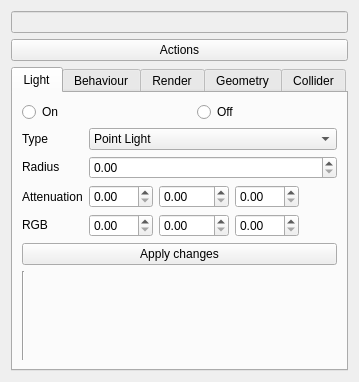
First picture: the form in code/editor/ui/worldobjectwidget.ui, repository Plaristote/fallout-equestria, before the edit.
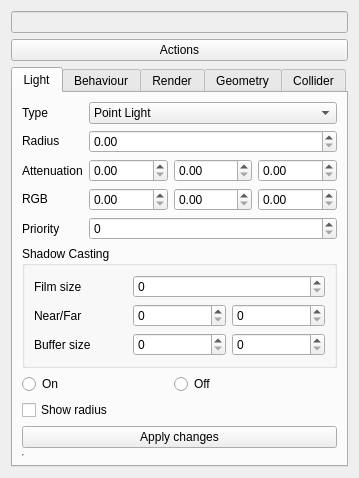
Second picture: the form after the edit. The open tabs and pages were chosen to show the change.

Commit message: + Light priority can now be set from the Level Editor + It is now posible to set shadow casters in the Level Editor + Fixed light type swapping in the Level Editor + Fixed light symbols not appearing in the Level Editor's render + Fixed potential infinite loop when compiling a light + Optimized light compilation process

Diff of the .ui file:
```diff
--- a/code/editor/ui/worldobjectwidget.ui
+++ b/code/editor/ui/worldobjectwidget.ui
@@ -7,7 +7,7 @@
     <x>0</x>
     <y>0</y>
     <width>359</width>
-    <height>382</height>
+    <height>434</height>
    </rect>
   </property>
   <property name="windowTitle">
@@ -37,41 +37,109 @@
    <item>
     <widget class="QTabWidget" name="tabWidget">
      <property name="currentIndex">
-      <number>0</number>
+      <number>3</number>
      </property>
      <widget class="QWidget" name="lightTab">
       <attribute name="title">
        <string>Light</string>
       </attribute>
       <layout class="QGridLayout" name="gridLayout_3">
-       <item row="2" column="0">
-        <widget class="QLabel" name="label_15">
-         <property name="maximumSize">
-          <size>
-           <width>16777215</width>
-           <height>20</height>
-          </size>
+       <item row="6" column="0" colspan="4">
+        <widget class="QGroupBox" name="shadowCasting">
+         <property name="title">
+          <string>Shadow Casting</string>
          </property>
-         <property name="text">
-          <string>Radius</string>
+         <layout class="QGridLayout" name="gridLayout_7">
+          <item row="2" column="1">
+           <widget class="QSpinBox" name="shadowNear">
+            <property name="maximum">
+             <number>9999</number>
+            </property>
+           </widget>
+          </item>
+          <item row="2" column="2">
+           <widget class="QSpinBox" name="shadowFar">
+            <property name="maximum">
+             <number>9999</number>
+            </property>
+           </widget>
+          </item>
+          <item row="0" column="1" colspan="2">
+           <widget class="QSpinBox" name="shadowFilmSize">
+            <property name="maximum">
+             <number>9999</number>
+            </property>
+            <property name="singleStep">
+             <number>1</number>
+            </property>
+           </widget>
+          </item>
+          <item row="0" column="0">
+           <widget class="QLabel" name="label_16">
+            <property name="text">
+             <string>Film size</string>
+            </property>
+           </widget>
+          </item>
+          <item row="2" column="0">
+           <widget class="QLabel" name="label_19">
+            <property name="text">
+             <string>Near/Far</string>
+            </property>
+           </widget>
+          </item>
+          <item row="3" column="0">
+           <widget class="QLabel" name="label_18">
+            <property name="text">
+             <string>Buffer size</string>
+            </property>
+           </widget>
+          </item>
+          <item row="3" column="1">
+           <widget class="QSpinBox" name="shadowBufferSizeX">
+            <property name="maximum">
+             <number>9999</number>
+            </property>
+            <property name="singleStep">
+             <number>256</number>
+            </property>
+           </widget>
+          </item>
+          <item row="3" column="2">
+           <widget class="QSpinBox" name="shadowBufferSizeY">
+            <property name="maximum">
+             <number>9999</number>
+            </property>
+            <property name="singleStep">
+             <number>256</number>
+            </property>
+           </widget>
+          </item>
+         </layout>
+        </widget>
+       </item>
+       <item row="3" column="1">
+        <widget class="QDoubleSpinBox" name="lightAttenuationA">
+         <property name="singleStep">
+          <double>0.010000000000000</double>
          </property>
         </widget>
        </item>
-       <item row="1" column="0">
-        <widget class="QLabel" name="label_13">
-         <property name="text">
-          <string>Type</string>
+       <item row="4" column="1">
+        <widget class="QDoubleSpinBox" name="lightColorR">
+         <property name="maximum">
+          <double>255.000000000000000</double>
          </property>
         </widget>
        </item>
-       <item row="2" column="1" colspan="5">
+       <item row="2" column="1" colspan="3">
         <widget class="QDoubleSpinBox" name="lightRadius">
          <property name="maximum">
           <double>500.000000000000000</double>
          </property>
         </widget>
        </item>
-       <item row="1" column="1" colspan="5">
+       <item row="1" column="1" colspan="3">
         <widget class="QComboBox" name="lightTypesList">
          <item>
           <property name="text">
@@ -95,37 +163,82 @@
          </item>
         </widget>
        </item>
-       <item row="0" column="0" colspan="3">
+       <item row="10" column="0">
+        <widget class="Line" name="line_2">
+         <property name="sizePolicy">
+          <sizepolicy hsizetype="Fixed" vsizetype="MinimumExpanding">
+           <horstretch>0</horstretch>
+           <verstretch>0</verstretch>
+          </sizepolicy>
+         </property>
+         <property name="orientation">
+          <enum>Qt::Vertical</enum>
+         </property>
+        </widget>
+       </item>
+       <item row="3" column="3">
+        <widget class="QDoubleSpinBox" name="lightAttenuationC">
+         <property name="singleStep">
+          <double>0.010000000000000</double>
+         </property>
+        </widget>
+       </item>
+       <item row="9" column="0" colspan="4">
+        <widget class="QPushButton" name="lightCompile">
+         <property name="text">
+          <string>Apply changes</string>
+         </property>
+        </widget>
+       </item>
+       <item row="3" column="2">
+        <widget class="QDoubleSpinBox" name="lightAttenuationB">
+         <property name="singleStep">
+          <double>0.010000000000000</double>
+         </property>
+        </widget>
+       </item>
+       <item row="7" column="0" colspan="2">
         <widget class="QRadioButton" name="lightSetEnabled">
          <property name="text">
           <string>On</string>
          </property>
         </widget>
        </item>
-       <item row="3" column="0">
-        <widget class="QLabel" name="labelAttenuation">
+       <item row="4" column="2">
+        <widget class="QDoubleSpinBox" name="lightColorG">
+         <property name="maximum">
+          <double>255.000000000000000</double>
+         </property>
+        </widget>
+       </item>
+       <item row="8" column="0" colspan="4">
+        <widget class="QCheckBox" name="showLightRadius">
          <property name="text">
-          <string>Attenuation</string>
+          <string>Show radius</string>
          </property>
         </widget>
        </item>
-       <item row="0" column="3" colspan="3">
+       <item row="7" column="2" colspan="2">
         <widget class="QRadioButton" name="lightSetDisabled">
          <property name="text">
           <string>Off</string>
          </property>
         </widget>
        </item>
-       <item row="3" column="1">
-        <widget class="QDoubleSpinBox" name="lightAttenuationA"/>
-       </item>
-       <item row="4" column="1">
-        <widget class="QDoubleSpinBox" name="lightColorR">
+       <item row="4" column="3">
+        <widget class="QDoubleSpinBox" name="lightColorB">
          <property name="maximum">
           <double>255.000000000000000</double>
          </property>
         </widget>
        </item>
+       <item row="1" column="0">
+        <widget class="QLabel" name="label_13">
+         <property name="text">
+          <string>Type</string>
+         </property>
+        </widget>
+       </item>
        <item row="4" column="0">
         <widget class="QLabel" name="label_14">
          <property name="maximumSize">
@@ -139,43 +252,37 @@
          </property>
         </widget>
        </item>
-       <item row="4" column="4">
-        <widget class="QDoubleSpinBox" name="lightColorB">
-         <property name="maximum">
-          <double>255.000000000000000</double>
+       <item row="2" column="0">
+        <widget class="QLabel" name="label_15">
+         <property name="maximumSize">
+          <size>
+           <width>16777215</width>
+           <height>20</height>
+          </size>
          </property>
+         <property name="text">
+          <string>Radius</string>
+         </property>
         </widget>
        </item>
-       <item row="4" column="2" colspan="2">
-        <widget class="QDoubleSpinBox" name="lightColorG">
-         <property name="maximum">
-          <double>255.000000000000000</double>
+       <item row="3" column="0">
+        <widget class="QLabel" name="labelAttenuation">
+         <property name="text">
+          <string>Attenuation</string>
          </property>
         </widget>
        </item>
-       <item row="5" column="0" colspan="6">
-        <widget class="QPushButton" name="lightCompile">
+       <item row="5" column="0">
+        <widget class="QLabel" name="label_20">
          <property name="text">
-          <string>Apply changes</string>
+          <string>Priority</string>
          </property>
         </widget>
        </item>
-       <item row="3" column="2" colspan="2">
-        <widget class="QDoubleSpinBox" name="lightAttenuationB"/>
-       </item>
-       <item row="3" column="4">
-        <widget class="QDoubleSpinBox" name="lightAttenuationC"/>
-       </item>
-       <item row="6" column="0">
-        <widget class="Line" name="line_2">
-         <property name="sizePolicy">
-          <sizepolicy hsizetype="Fixed" vsizetype="MinimumExpanding">
-           <horstretch>0</horstretch>
-           <verstretch>0</verstretch>
-          </sizepolicy>
-         </property>
-         <property name="orientation">
-          <enum>Qt::Vertical</enum>
+       <item row="5" column="1" colspan="3">
+        <widget class="QSpinBox" name="lightPriority">
+         <property name="maximum">
+          <number>512</number>
          </property>
         </widget>
        </item>
@@ -470,9 +577,6 @@
          </property>
         </widget>
        </item>
-       <item row="7" column="0" colspan="3">
-        <widget class="QSpinBox" name="objectFloor"/>
-       </item>
        <item row="8" column="1">
         <widget class="Line" name="line_3">
          <property name="sizePolicy">
@@ -486,6 +590,16 @@
          </property>
         </widget>
        </item>
+       <item row="7" column="0">
+        <widget class="QSpinBox" name="objectFloor"/>
+       </item>
+       <item row="7" column="1" colspan="2">
+        <widget class="QCheckBox" name="inheritsFloor">
+         <property name="text">
+          <string>Inherits from parent</string>
+         </property>
+        </widget>
+       </item>
       </layout>
      </widget>
      <widget class="QWidget" name="colliderTab">
```
The commit also changes 10 other files.
